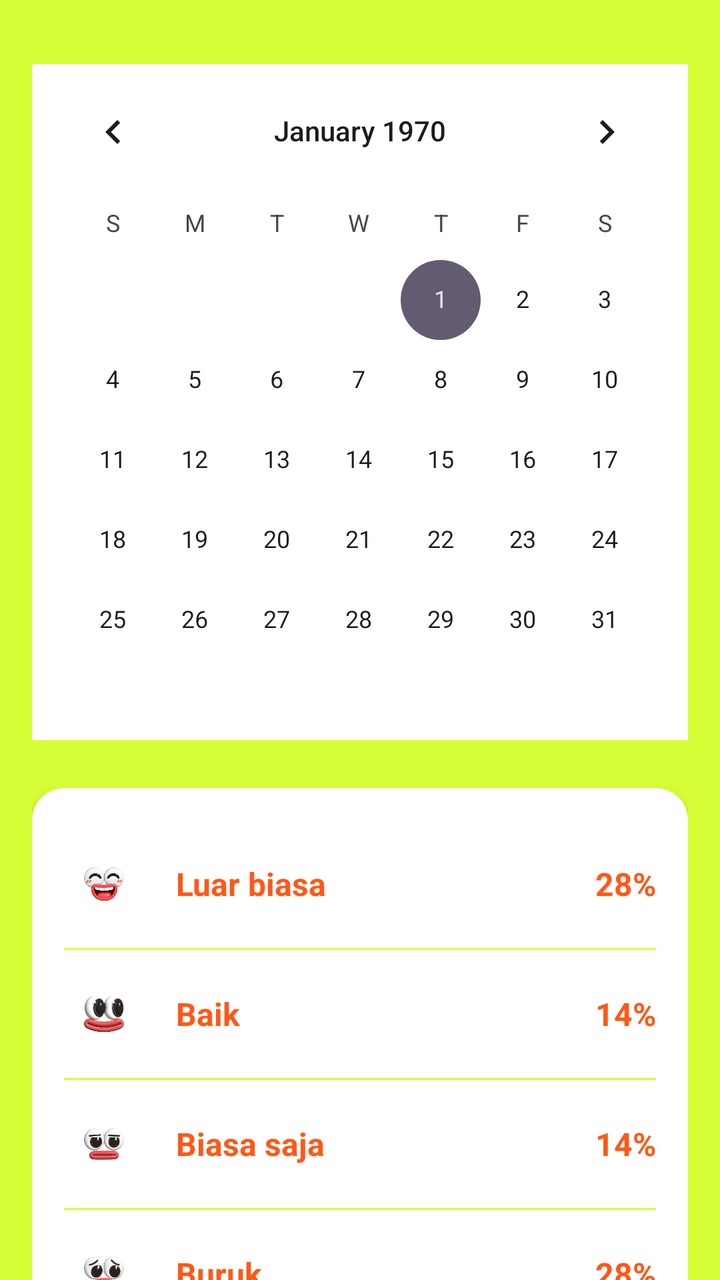
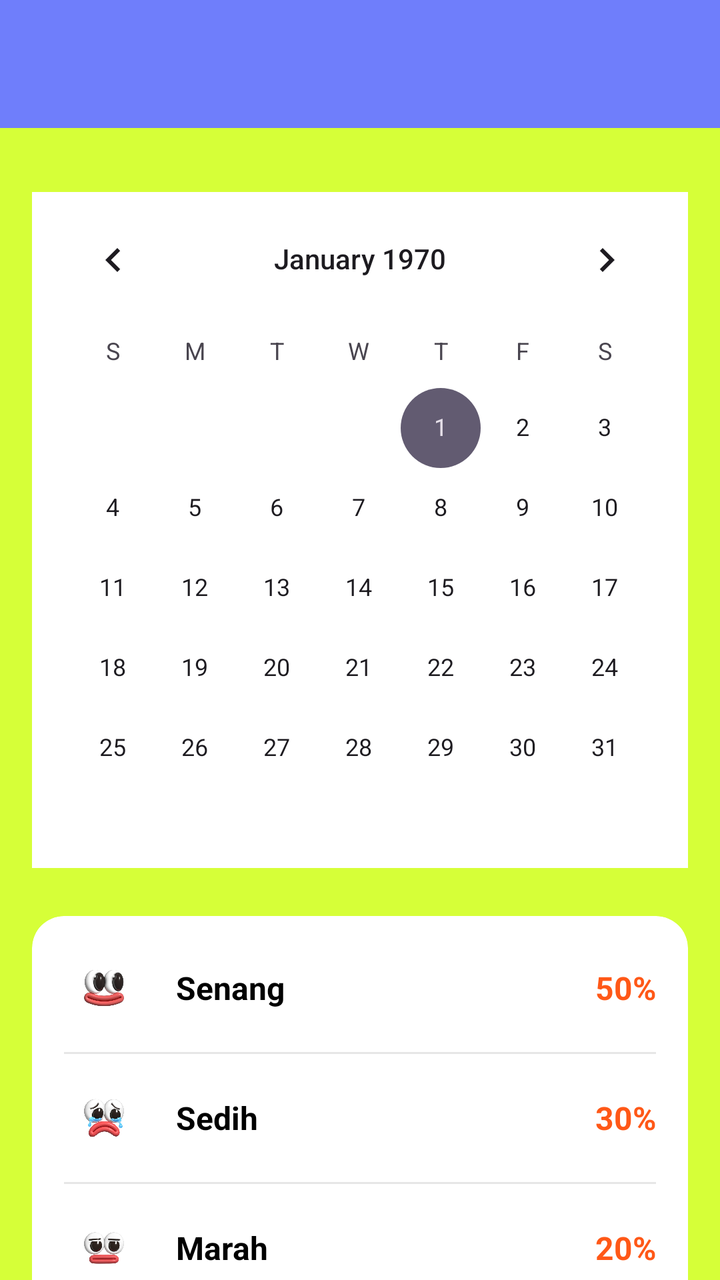

Compare the two renders of this Android layout. The source of the first and the diff that turns it into the second are given below.
<!-- AndroidManifest.xml: application theme Theme.Bloomify -->
<!-- res/layout/fragment_mood.xml -->
<?xml version="1.0" encoding="utf-8"?>
<androidx.coordinatorlayout.widget.CoordinatorLayout
    xmlns:android="http://schemas.android.com/apk/res/android"
    xmlns:app="http://schemas.android.com/apk/res-auto"
    xmlns:tools="http://schemas.android.com/tools"
    android:id="@+id/main"
    android:layout_width="match_parent"
    android:layout_height="match_parent"
    android:background="@color/green"
    tools:context=".Mood.MoodFragment">

    <androidx.core.widget.NestedScrollView
        android:layout_width="match_parent"
        android:layout_height="match_parent"
        android:fillViewport="true">

        <LinearLayout
            android:layout_width="match_parent"
            android:layout_height="wrap_content"
            android:orientation="vertical"
            android:padding="16dp">

            <CalendarView
                android:id="@+id/calendarView"
                android:layout_width="wrap_content"
                android:layout_height="wrap_content"
                android:layout_gravity="center_horizontal"
                android:layout_marginTop="16dp"
                android:layout_marginBottom="24dp"
                android:background="@color/white"
                android:focusedMonthDateColor="@color/orange"
                android:unfocusedMonthDateColor="@color/orange"
                />

            <com.google.android.material.card.MaterialCardView
                android:id="@+id/cardMoodList"
                android:layout_width="match_parent"
                android:layout_height="wrap_content"
                app:cardBackgroundColor="@color/white"
                app:cardCornerRadius="16dp"
                app:cardElevation="4dp"
                app:strokeWidth="0dp">

                <LinearLayout
                    android:layout_width="match_parent"
                    android:layout_height="wrap_content"
                    android:orientation="vertical"
                    android:padding="16dp">

                    <LinearLayout
                        android:layout_width="match_parent"
                        android:layout_height="wrap_content"
                        android:gravity="center_vertical"
                        android:orientation="horizontal"
                        android:paddingVertical="12dp">

                        <ImageView
                            android:id="@+id/imgLuarBiasa"
                            android:layout_width="40dp"
                            android:layout_height="40dp"
                            android:src="@drawable/emot_luar_biasa" />

                        <TextView
                            android:id="@+id/txtLuarBiasa"
                            android:layout_width="0dp"
                            android:layout_height="wrap_content"
                            android:layout_marginStart="16dp"
                            android:layout_weight="1"
                            android:text="Luar biasa"
                            android:textColor="@color/orange"
                            android:textSize="16sp"
                            android:textStyle="bold" />

                        <TextView
                            android:id="@+id/txtPersenLuarBiasa"
                            android:layout_width="wrap_content"
                            android:layout_height="wrap_content"
                            android:text="28%"
                            android:textColor="@color/orange"
                            android:textSize="16sp"
                            android:textStyle="bold" />
                    </LinearLayout>

                    <View
                        android:layout_width="match_parent"
                        android:layout_height="1dp"
                        android:background="@color/green" />

                    <LinearLayout
                        android:layout_width="match_parent"
                        android:layout_height="wrap_content"
                        android:gravity="center_vertical"
                        android:orientation="horizontal"
                        android:paddingVertical="12dp">

                        <ImageView
                            android:id="@+id/imgBaik"
                            android:layout_width="40dp"
                            android:layout_height="40dp"
                            android:src="@drawable/emot_baik" />

                        <TextView
                            android:id="@+id/txtBaik"
                            android:layout_width="0dp"
                            android:layout_height="wrap_content"
                            android:layout_marginStart="16dp"
                            android:layout_weight="1"
                            android:text="Baik"
                            android:textColor="@color/orange"
                            android:textSize="16sp"
                            android:textStyle="bold" />

                        <TextView
                            android:id="@+id/txtPersenBaik"
                            android:layout_width="wrap_content"
                            android:layout_height="wrap_content"
                            android:text="14%"
                            android:textColor="@color/orange"
                            android:textSize="16sp"
                            android:textStyle="bold" />
                    </LinearLayout>

                    <View
                        android:layout_width="match_parent"
                        android:layout_height="1dp"
                        android:background="@color/green" />

                    <LinearLayout
                        android:layout_width="match_parent"
                        android:layout_height="wrap_content"
                        android:gravity="center_vertical"
                        android:orientation="horizontal"
                        android:paddingVertical="12dp">

                        <ImageView
                            android:id="@+id/imgBiasaSaja"
                            android:layout_width="40dp"
                            android:layout_height="40dp"
                            android:src="@drawable/emot_biasa_saja" />

                        <TextView
                            android:id="@+id/txtBiasaSaja"
                            android:layout_width="0dp"
                            android:layout_height="wrap_content"
                            android:layout_marginStart="16dp"
                            android:layout_weight="1"
                            android:text="Biasa saja"
                            android:textColor="@color/orange"
                            android:textSize="16sp"
                            android:textStyle="bold" />

                        <TextView
                            android:id="@+id/txtPersenBiasaSaja"
                            android:layout_width="wrap_content"
                            android:layout_height="wrap_content"
                            android:text="14%"
                            android:textColor="@color/orange"
                            android:textSize="16sp"
                            android:textStyle="bold" />
                    </LinearLayout>

                    <View
                        android:layout_width="match_parent"
                        android:layout_height="1dp"
                        android:background="@color/green" />

                    <LinearLayout
                        android:layout_width="match_parent"
                        android:layout_height="wrap_content"
                        android:gravity="center_vertical"
                        android:orientation="horizontal"
                        android:paddingVertical="12dp">

                        <ImageView
                            android:id="@+id/imgBuruk"
                            android:layout_width="40dp"
                            android:layout_height="40dp"
                            android:src="@drawable/emot_buruk" />

                        <TextView
                            android:id="@+id/txtBuruk"
                            android:layout_width="0dp"
                            android:layout_height="wrap_content"
                            android:layout_marginStart="16dp"
                            android:layout_weight="1"
                            android:text="Buruk"
                            android:textColor="@color/orange"
                            android:textSize="16sp"
                            android:textStyle="bold" />

                        <TextView
                            android:id="@+id/txtPersenBuruk"
                            android:layout_width="wrap_content"
                            android:layout_height="wrap_content"
                            android:text="28%"
                            android:textColor="@color/orange"
                            android:textSize="16sp"
                            android:textStyle="bold" />
                    </LinearLayout>

                    <View
                        android:layout_width="match_parent"
                        android:layout_height="1dp"
                        android:background="@color/green" />

                    <LinearLayout
                        android:layout_width="match_parent"
                        android:layout_height="wrap_content"
                        android:gravity="center_vertical"
                        android:orientation="horizontal"
                        android:paddingVertical="12dp">

                        <ImageView
                            android:id="@+id/imgSangatBuruk"
                            android:layout_width="40dp"
                            android:layout_height="40dp"
                            android:src="@drawable/emot_sangat_buruk" />

                        <TextView
                            android:id="@+id/txtSangatBuruk"
                            android:layout_width="0dp"
                            android:layout_height="wrap_content"
                            android:layout_marginStart="16dp"
                            android:layout_weight="1"
                            android:text="Sangat buruk"
                            android:textColor="@color/orange"
                            android:textSize="16sp"
                            android:textStyle="bold" />

                        <TextView
                            android:id="@+id/txtPersenSangatBuruk"
                            android:layout_width="wrap_content"
                            android:layout_height="wrap_content"
                            android:text="14%"
                            android:textColor="@color/orange"
                            android:textSize="16sp"
                            android:textStyle="bold" />
                    </LinearLayout>

                </LinearLayout>

            </com.google.android.material.card.MaterialCardView>

        </LinearLayout>

    </androidx.core.widget.NestedScrollView>

</androidx.coordinatorlayout.widget.CoordinatorLayout>
<!-- resources referenced by this layout -->
<resources>
  <color name="green">#D6FF38</color>
  <color name="orange">#FF5817</color>
  <color name="white">#FFFFFFFF</color>
  <!-- drawable emot_baik: png bitmap (drawable, 180773 bytes) -->
  <!-- drawable emot_biasa_saja: png bitmap (drawable, 154564 bytes) -->
  <!-- drawable emot_buruk: png bitmap (drawable, 169845 bytes) -->
  <!-- drawable emot_luar_biasa: png bitmap (drawable, 162735 bytes) -->
  <!-- drawable emot_sangat_buruk: png bitmap (drawable, 197339 bytes) -->
  <style name="Theme.Bloomify" parent="Base.Theme.Bloomify" />
  <style name="Base.Theme.Bloomify" parent="Theme.Material3.DayNight.NoActionBar">
          
          
      </style>
</resources>

<!-- the commit's change to res/layout/fragment_mood.xml (unified diff, before → after) -->
@@ -1,5 +1,5 @@
 <?xml version="1.0" encoding="utf-8"?>
-<androidx.coordinatorlayout.widget.CoordinatorLayout
+<androidx.constraintlayout.widget.ConstraintLayout
     xmlns:android="http://schemas.android.com/apk/res/android"
     xmlns:app="http://schemas.android.com/apk/res-auto"
     xmlns:tools="http://schemas.android.com/tools"
@@ -9,10 +9,25 @@
     android:background="@color/green"
     tools:context=".Mood.MoodFragment">
 
+    <androidx.appcompat.widget.Toolbar
+        android:id="@+id/toolbar"
+        android:layout_width="0dp"
+        android:layout_height="?attr/actionBarSize"
+        android:background="@color/indigo"
+        app:layout_constraintEnd_toEndOf="parent"
+        app:layout_constraintStart_toStartOf="parent"
+        app:layout_constraintTop_toTopOf="parent"
+        app:subtitleTextColor="@color/white"
+        app:titleTextColor="@color/white" />
+
     <androidx.core.widget.NestedScrollView
-        android:layout_width="match_parent"
-        android:layout_height="match_parent"
-        android:fillViewport="true">
+        android:layout_width="0dp"
+        android:layout_height="0dp"
+        android:fillViewport="true"
+        app:layout_constraintBottom_toBottomOf="parent"
+        app:layout_constraintEnd_toEndOf="parent"
+        app:layout_constraintStart_toStartOf="parent"
+        app:layout_constraintTop_toBottomOf="@+id/toolbar">
 
         <LinearLayout
             android:layout_width="match_parent"
@@ -38,14 +53,15 @@
                 android:layout_height="wrap_content"
                 app:cardBackgroundColor="@color/white"
                 app:cardCornerRadius="16dp"
-                app:cardElevation="4dp"
+                app:cardElevation="0dp"
                 app:strokeWidth="0dp">
 
                 <LinearLayout
                     android:layout_width="match_parent"
                     android:layout_height="wrap_content"
                     android:orientation="vertical"
-                    android:padding="16dp">
+                    android:paddingHorizontal="16dp"
+                    android:paddingVertical="4dp">
 
                     <LinearLayout
                         android:layout_width="match_parent"
@@ -53,29 +69,27 @@
                         android:gravity="center_vertical"
                         android:orientation="horizontal"
                         android:paddingVertical="12dp">
-
                         <ImageView
-                            android:id="@+id/imgLuarBiasa"
+                            android:id="@+id/imgSenang"
                             android:layout_width="40dp"
                             android:layout_height="40dp"
-                            android:src="@drawable/emot_luar_biasa" />
-
+                            android:contentDescription="Senang"
+                            android:src="@drawable/emot_baik" />
                         <TextView
-                            android:id="@+id/txtLuarBiasa"
+                            android:id="@+id/txtSenang"
                             android:layout_width="0dp"
                             android:layout_height="wrap_content"
                             android:layout_marginStart="16dp"
                             android:layout_weight="1"
-                            android:text="Luar biasa"
-                            android:textColor="@color/orange"
+                            android:text="Senang"
+                            android:textColor="@color/black"
                             android:textSize="16sp"
                             android:textStyle="bold" />
-
                         <TextView
-                            android:id="@+id/txtPersenLuarBiasa"
+                            android:id="@+id/txtPersenSenang"
                             android:layout_width="wrap_content"
                             android:layout_height="wrap_content"
-                            android:text="28%"
+                            android:text="50%"
                             android:textColor="@color/orange"
                             android:textSize="16sp"
                             android:textStyle="bold" />
@@ -84,7 +98,7 @@
                     <View
                         android:layout_width="match_parent"
                         android:layout_height="1dp"
-                        android:background="@color/green" />
+                        android:background="#E6E6E6" />
 
                     <LinearLayout
                         android:layout_width="match_parent"
@@ -92,29 +106,27 @@
                         android:gravity="center_vertical"
                         android:orientation="horizontal"
                         android:paddingVertical="12dp">
-
                         <ImageView
-                            android:id="@+id/imgBaik"
+                            android:id="@+id/imgSedih"
                             android:layout_width="40dp"
                             android:layout_height="40dp"
-                            android:src="@drawable/emot_baik" />
-
+                            android:contentDescription="Sedih"
+                            android:src="@drawable/emot_sangat_buruk" />
                         <TextView
-                            android:id="@+id/txtBaik"
+                            android:id="@+id/txtSedih"
                             android:layout_width="0dp"
                             android:layout_height="wrap_content"
                             android:layout_marginStart="16dp"
                             android:layout_weight="1"
-                            android:text="Baik"
-                            android:textColor="@color/orange"
+                            android:text="Sedih"
+                            android:textColor="@color/black"
                             android:textSize="16sp"
                             android:textStyle="bold" />
-
                         <TextView
-                            android:id="@+id/txtPersenBaik"
+                            android:id="@+id/txtPersenSedih"
                             android:layout_width="wrap_content"
                             android:layout_height="wrap_content"
-                            android:text="14%"
+                            android:text="30%"
                             android:textColor="@color/orange"
                             android:textSize="16sp"
                             android:textStyle="bold" />
@@ -123,7 +135,7 @@
                     <View
                         android:layout_width="match_parent"
                         android:layout_height="1dp"
-                        android:background="@color/green" />
+                        android:background="#E6E6E6" />
 
                     <LinearLayout
                         android:layout_width="match_parent"
@@ -131,118 +143,36 @@
                         android:gravity="center_vertical"
                         android:orientation="horizontal"
                         android:paddingVertical="12dp">
-
                         <ImageView
-                            android:id="@+id/imgBiasaSaja"
+                            android:id="@+id/imgMarah"
                             android:layout_width="40dp"
                             android:layout_height="40dp"
+                            android:contentDescription="Marah"
                             android:src="@drawable/emot_biasa_saja" />
-
                         <TextView
-                            android:id="@+id/txtBiasaSaja"
+                            android:id="@+id/txtMarah"
                             android:layout_width="0dp"
                             android:layout_height="wrap_content"
                             android:layout_marginStart="16dp"
                             android:layout_weight="1"
-                            android:text="Biasa saja"
-                            android:textColor="@color/orange"
+                            android:text="Marah"
+                            android:textColor="@color/black"
                             android:textSize="16sp"
                             android:textStyle="bold" />
-
                         <TextView
-                            android:id="@+id/txtPersenBiasaSaja"
+                            android:id="@+id/txtPersenMarah"
                             android:layout_width="wrap_content"
                             android:layout_height="wrap_content"
-                            android:text="14%"
+                            android:text="20%"
                             android:textColor="@color/orange"
                             android:textSize="16sp"
                             android:textStyle="bold" />
                     </LinearLayout>
-
-                    <View
-                        android:layout_width="match_parent"
-                        android:layout_height="1dp"
-                        android:background="@color/green" />
-
-                    <LinearLayout
-                        android:layout_width="match_parent"
-                        android:layout_height="wrap_content"
-                        android:gravity="center_vertical"
-                        android:orientation="horizontal"
-                        android:paddingVertical="12dp">
-
-                        <ImageView
-                            android:id="@+id/imgBuruk"
-                            android:layout_width="40dp"
-                            android:layout_height="40dp"
-                            android:src="@drawable/emot_buruk" />
-
-                        <TextView
-                            android:id="@+id/txtBuruk"
-                            android:layout_width="0dp"
-                            android:layout_height="wrap_content"
-                            android:layout_marginStart="16dp"
-                            android:layout_weight="1"
-                            android:text="Buruk"
-                            android:textColor="@color/orange"
-                            android:textSize="16sp"
-                            android:textStyle="bold" />
-
-                        <TextView
-                            android:id="@+id/txtPersenBuruk"
-                            android:layout_width="wrap_content"
-                            android:layout_height="wrap_content"
-                            android:text="28%"
-                            android:textColor="@color/orange"
-                            android:textSize="16sp"
-                            android:textStyle="bold" />
-                    </LinearLayout>
-
-                    <View
-                        android:layout_width="match_parent"
-                        android:layout_height="1dp"
-                        android:background="@color/green" />
-
-                    <LinearLayout
-                        android:layout_width="match_parent"
-                        android:layout_height="wrap_content"
-                        android:gravity="center_vertical"
-                        android:orientation="horizontal"
-                        android:paddingVertical="12dp">
-
-                        <ImageView
-                            android:id="@+id/imgSangatBuruk"
-                            android:layout_width="40dp"
-                            android:layout_height="40dp"
-                            android:src="@drawable/emot_sangat_buruk" />
-
-                        <TextView
-                            android:id="@+id/txtSangatBuruk"
-                            android:layout_width="0dp"
-                            android:layout_height="wrap_content"
-                            android:layout_marginStart="16dp"
-                            android:layout_weight="1"
-                            android:text="Sangat buruk"
-                            android:textColor="@color/orange"
-                            android:textSize="16sp"
-                            android:textStyle="bold" />
-
-                        <TextView
-                            android:id="@+id/txtPersenSangatBuruk"
-                            android:layout_width="wrap_content"
-                            android:layout_height="wrap_content"
-                            android:text="14%"
-                            android:textColor="@color/orange"
-                            android:textSize="16sp"
-                            android:textStyle="bold" />
-                    </LinearLayout>
-
                 </LinearLayout>
-
             </com.google.android.material.card.MaterialCardView>
 
         </LinearLayout>
 
     </androidx.core.widget.NestedScrollView>
 
-</androidx.coordinatorlayout.widget.CoordinatorLayout>
+</androidx.constraintlayout.widget.ConstraintLayout>
<!-- resource entries referenced after the edit -->
@@ -1,12 +1,12 @@
 <!-- resources referenced by this layout -->
 <resources>
+  <color name="black">#000000</color>
   <color name="green">#D6FF38</color>
+  <color name="indigo">#6F7EFB</color>
   <color name="orange">#FF5817</color>
   <color name="white">#FFFFFFFF</color>
   <!-- drawable emot_baik: png bitmap (drawable, 180773 bytes) -->
   <!-- drawable emot_biasa_saja: png bitmap (drawable, 154564 bytes) -->
-  <!-- drawable emot_buruk: png bitmap (drawable, 169845 bytes) -->
-  <!-- drawable emot_luar_biasa: png bitmap (drawable, 162735 bytes) -->
   <!-- drawable emot_sangat_buruk: png bitmap (drawable, 197339 bytes) -->
   <style name="Theme.Bloomify" parent="Base.Theme.Bloomify" />
   <style name="Base.Theme.Bloomify" parent="Theme.Material3.DayNight.NoActionBar">
